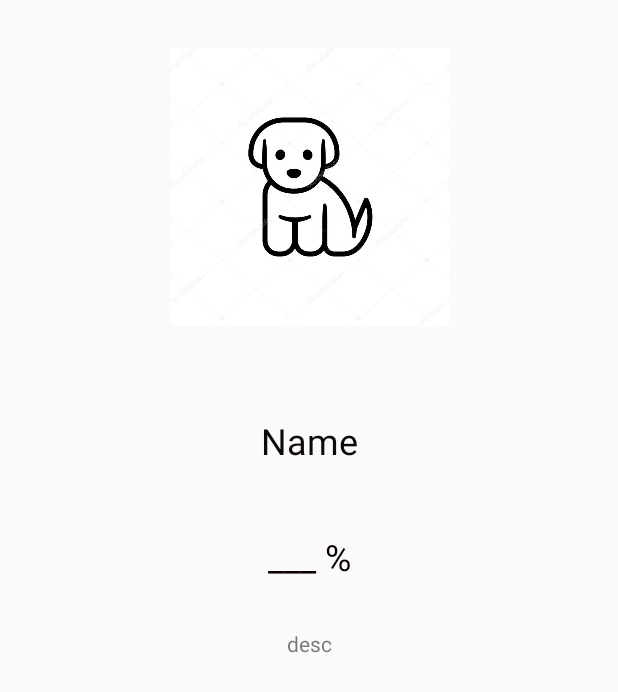
After one commit to pubmbro1/capston, an Android app: the layout activity_dog_info.xml on its own in the app's theme, with its tools: preview values and no code run, on a phone screen of 412 x 824 dp. The commit adds this screen. Shown: the top 692 px of the screen. Run offline under Robolectric (Android 15) with nearby library versions, the phone set to English and light mode, and no system bars.

Commit message:
glide, info desc

```diff
--- a/WhatIsThisDog/app/build.gradle
+++ b/WhatIsThisDog/app/build.gradle
@@ -26,4 +26,6 @@ dependencies {
     testImplementation 'junit:junit:4.12'
     androidTestImplementation 'androidx.test:runner:1.1.1'
     androidTestImplementation 'androidx.test.espresso:espresso-core:3.1.1'
+    implementation 'androidx.recyclerview:recyclerview:1.0.0'
+    implementation 'com.github.bumptech.glide:glide:4.10.0'
 }
--- a/WhatIsThisDog/app/src/main/AndroidManifest.xml
+++ b/WhatIsThisDog/app/src/main/AndroidManifest.xml
@@ -12,22 +12,20 @@
         android:roundIcon="@mipmap/ic_launcher_round"
         android:supportsRtl="true"
         android:theme="@style/AppTheme">
+        <activity android:name=".DogInfoActivity"></activity>
         <activity android:name=".LoadingActivity">
             <intent-filter>
                 <action android:name="android.intent.action.MAIN" />
 
                 <category android:name="android.intent.category.LAUNCHER" />
             </intent-filter>
-
         </activity>
         <activity android:name=".CategoryActivity" />
         <activity android:name=".AlbumActivity" />
         <activity android:name=".DictActivity" />
         <activity android:name=".MatchingActivity" />
         <activity android:name=".CameraActivity" />
-        <activity android:name=".MainActivity">
-
-        </activity>
+        <activity android:name=".MainActivity"></activity>
     </application>
 
 </manifest>
--- a/WhatIsThisDog/app/src/main/res/layout/activity_album.xml
+++ b/WhatIsThisDog/app/src/main/res/layout/activity_album.xml
@@ -6,12 +6,6 @@
     android:layout_height="match_parent"
     android:orientation="vertical"
     tools:context=".AlbumActivity">
-
-    <Button
-        android:id="@+id/b_add"
-        android:layout_width="match_parent"
-        android:layout_height="wrap_content"
-        android:text="add" />
 
     <Button
         android:id="@+id/b_refresh"
--- /dev/null
+++ b/WhatIsThisDog/app/src/main/res/layout/activity_dog_info.xml
@@ -0,0 +1,58 @@
+<?xml version="1.0" encoding="utf-8"?>
+<androidx.constraintlayout.widget.ConstraintLayout xmlns:android="http://schemas.android.com/apk/res/android"
+    xmlns:app="http://schemas.android.com/apk/res-auto"
+    xmlns:tools="http://schemas.android.com/tools"
+    android:layout_width="match_parent"
+    android:layout_height="match_parent"
+    tools:context=".DogInfoActivity">
+
+    <ImageView
+        android:id="@+id/info_dogimage"
+        android:layout_width="315dp"
+        android:layout_height="185dp"
+        android:layout_marginTop="32dp"
+        app:layout_constraintEnd_toEndOf="parent"
+        app:layout_constraintHorizontal_bias="0.5"
+        app:layout_constraintStart_toStartOf="parent"
+        app:layout_constraintTop_toTopOf="parent"
+        app:srcCompat="@drawable/test_puppy_icon" />
+
+    <TextView
+        android:id="@+id/info_matchrate"
+        android:layout_width="wrap_content"
+        android:layout_height="wrap_content"
+        android:text="___ %"
+        android:textColor="#0C0000"
+        android:textSize="24dp"
+        app:layout_constraintBottom_toBottomOf="parent"
+        app:layout_constraintEnd_toEndOf="parent"
+        app:layout_constraintHorizontal_bias="0.5"
+        app:layout_constraintStart_toStartOf="parent"
+        app:layout_constraintTop_toBottomOf="@+id/info_name"
+        app:layout_constraintVertical_bias="0.093" />
+
+    <TextView
+        android:id="@+id/info_desc"
+        android:layout_width="wrap_content"
+        android:layout_height="wrap_content"
+        android:layout_marginTop="32dp"
+        android:text="desc"
+        app:layout_constraintEnd_toEndOf="parent"
+        app:layout_constraintHorizontal_bias="0.5"
+        app:layout_constraintStart_toStartOf="parent"
+        app:layout_constraintTop_toBottomOf="@+id/info_matchrate" />
+
+    <TextView
+        android:id="@+id/info_name"
+        android:layout_width="wrap_content"
+        android:layout_height="wrap_content"
+        android:layout_marginTop="60dp"
+        android:text="Name"
+        android:textColor="#F8070101"
+        android:textSize="24dp"
+        app:layout_constraintEnd_toEndOf="parent"
+        app:layout_constraintHorizontal_bias="0.5"
+        app:layout_constraintStart_toStartOf="parent"
+        app:layout_constraintTop_toBottomOf="@+id/info_dogimage" />
+
+</androidx.constraintlayout.widget.ConstraintLayout>
```
Also changed, not shown: WhatIsThisDog/app/src/main/java/kr/ac/mju/capston/whatisthisdog/AlbumActivity.java (+36 -45 lines), WhatIsThisDog/app/src/main/java/kr/ac/mju/capston/whatisthisdog/CameraActivity.java (+26 -17 lines), WhatIsThisDog/app/src/main/java/kr/ac/mju/capston/whatisthisdog/DataSet.java (added, +28 -0 lines), WhatIsThisDog/app/src/main/java/kr/ac/mju/capston/whatisthisdog/DictActivity.java (+5 -4 lines), WhatIsThisDog/app/src/main/java/kr/ac/mju/capston/whatisthisdog/DogInfo.java (+14 -4 lines), WhatIsThisDog/app/src/main/java/kr/ac/mju/capston/whatisthisdog/DogInfoActivity.java (added, +40 -0 lines), WhatIsThisDog/app/src/main/java/kr/ac/mju/capston/whatisthisdog/FileManager.java (+23 -4 lines), WhatIsThisDog/app/src/main/java/kr/ac/mju/capston/whatisthisdog/ListViewAdapter.java (+59 -11 lines), WhatIsThisDog/app/src/main/java/kr/ac/mju/capston/whatisthisdog/MainActivity.java (+41 -5 lines), WhatIsThisDog/app/src/main/res/layout/listview_doginfo.xml (+12 -20 lines).
